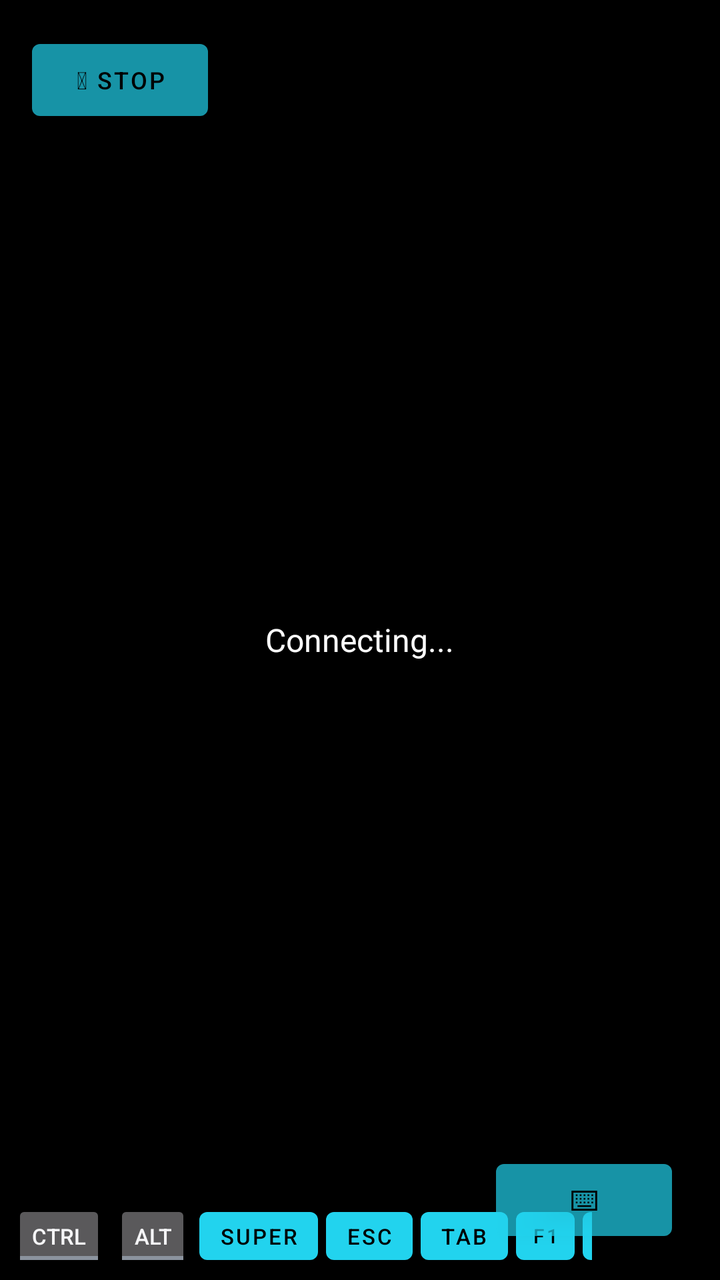
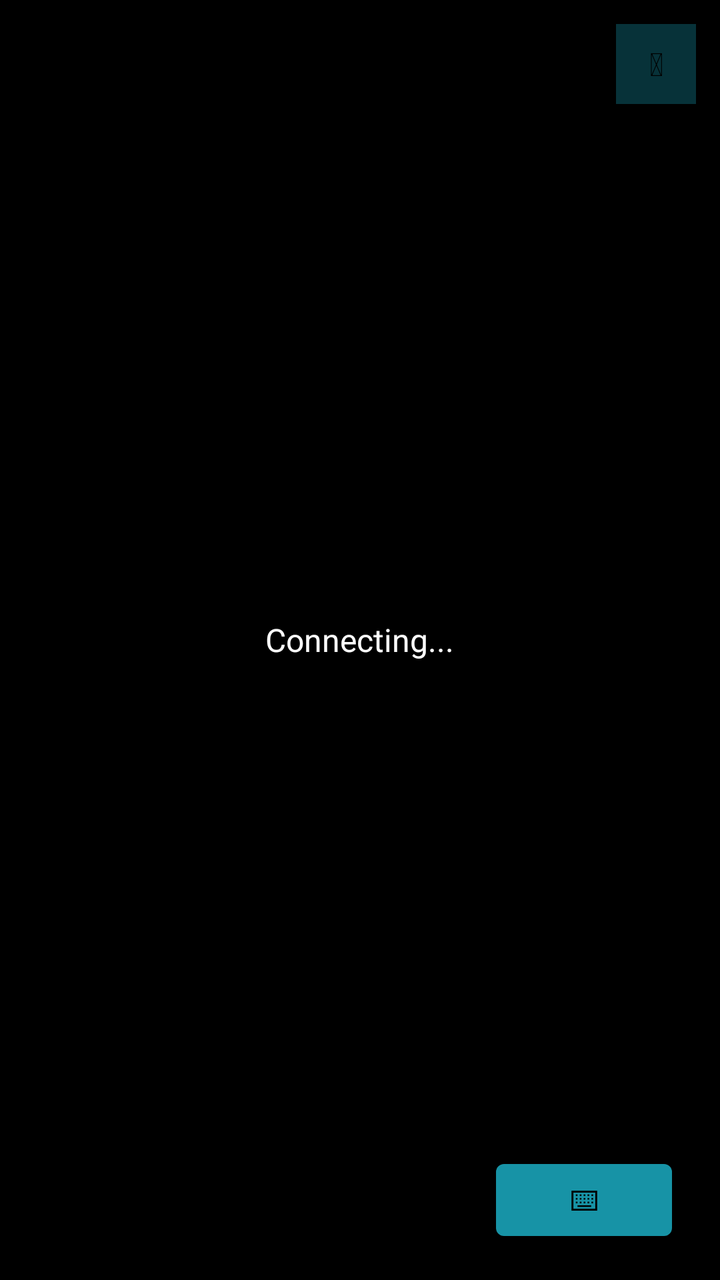

Two renders of the same Android screen: before a commit and after it. Below are the layout's source before the change and the commit's diff.
<!-- AndroidManifest.xml: application theme Theme.EZBox -->
<!-- res/layout/activity_vnc.xml -->
<?xml version="1.0" encoding="utf-8"?>
<FrameLayout xmlns:android="http://schemas.android.com/apk/res/android"
    android:layout_width="match_parent"
    android:layout_height="match_parent"
    android:background="#000000"
    android:fitsSystemWindows="true">

    <ImageView android:id="@+id/vncScreen" android:layout_width="match_parent" android:layout_height="match_parent" android:scaleType="fitCenter" />

    <TextView android:id="@+id/vncStatus" android:layout_width="wrap_content" android:layout_height="wrap_content" android:layout_gravity="center" android:textColor="#FFFFFF" android:textSize="16sp" android:text="Connecting..." />

    <Button
        android:id="@+id/btnStopDesktop"
        android:layout_width="wrap_content"
        android:layout_height="wrap_content"
        android:layout_gravity="top|start"
        android:layout_margin="16dp"
        android:alpha="0.7"
        android:textSize="12sp"
        android:paddingStart="12dp"
        android:paddingEnd="12dp"
        android:text="⏻ Stop" />

    <HorizontalScrollView
        android:id="@+id/extraKeysBar"
        android:layout_width="match_parent"
        android:layout_height="44dp"
        android:layout_gravity="bottom|start"
        android:layout_marginEnd="64dp"
        android:background="#99000000"
        android:scrollbars="none">
        <LinearLayout android:layout_width="wrap_content" android:layout_height="match_parent" android:orientation="horizontal" android:gravity="center_vertical" android:padding="4dp">
            <ToggleButton android:id="@+id/btnCtrl" android:layout_width="wrap_content" android:layout_height="36dp" android:minWidth="0dp" android:minHeight="0dp" android:paddingStart="10dp" android:paddingEnd="10dp" android:textSize="11sp" android:textOn="Ctrl" android:textOff="Ctrl" android:layout_margin="2dp" />
            <ToggleButton android:id="@+id/btnAlt" android:layout_width="wrap_content" android:layout_height="36dp" android:minWidth="0dp" android:minHeight="0dp" android:paddingStart="10dp" android:paddingEnd="10dp" android:textSize="11sp" android:textOn="Alt" android:textOff="Alt" android:layout_margin="2dp" />
            <Button android:id="@+id/btnSuper" android:layout_width="wrap_content" android:layout_height="36dp" android:minWidth="0dp" android:minHeight="0dp" android:paddingStart="10dp" android:paddingEnd="10dp" android:textSize="11sp" android:text="Super" android:layout_margin="2dp" />
            <Button android:id="@+id/btnEsc" android:layout_width="wrap_content" android:layout_height="36dp" android:minWidth="0dp" android:minHeight="0dp" android:paddingStart="10dp" android:paddingEnd="10dp" android:textSize="11sp" android:text="Esc" android:layout_margin="2dp" />
            <Button android:id="@+id/btnTab" android:layout_width="wrap_content" android:layout_height="36dp" android:minWidth="0dp" android:minHeight="0dp" android:paddingStart="10dp" android:paddingEnd="10dp" android:textSize="11sp" android:text="Tab" android:layout_margin="2dp" />
            <Button android:id="@+id/btnF1" android:layout_width="wrap_content" android:layout_height="36dp" android:minWidth="0dp" android:minHeight="0dp" android:paddingStart="8dp" android:paddingEnd="8dp" android:textSize="10sp" android:text="F1" android:layout_margin="2dp" />
            <Button android:id="@+id/btnF2" android:layout_width="wrap_content" android:layout_height="36dp" android:minWidth="0dp" android:minHeight="0dp" android:paddingStart="8dp" android:paddingEnd="8dp" android:textSize="10sp" android:text="F2" android:layout_margin="2dp" />
            <Button android:id="@+id/btnF3" android:layout_width="wrap_content" android:layout_height="36dp" android:minWidth="0dp" android:minHeight="0dp" android:paddingStart="8dp" android:paddingEnd="8dp" android:textSize="10sp" android:text="F3" android:layout_margin="2dp" />
            <Button android:id="@+id/btnF4" android:layout_width="wrap_content" android:layout_height="36dp" android:minWidth="0dp" android:minHeight="0dp" android:paddingStart="8dp" android:paddingEnd="8dp" android:textSize="10sp" android:text="F4" android:layout_margin="2dp" />
            <Button android:id="@+id/btnHome" android:layout_width="wrap_content" android:layout_height="36dp" android:minWidth="0dp" android:minHeight="0dp" android:paddingStart="8dp" android:paddingEnd="8dp" android:textSize="10sp" android:text="Home" android:layout_margin="2dp" />
            <Button android:id="@+id/btnEnd" android:layout_width="wrap_content" android:layout_height="36dp" android:minWidth="0dp" android:minHeight="0dp" android:paddingStart="8dp" android:paddingEnd="8dp" android:textSize="10sp" android:text="End" android:layout_margin="2dp" />
            <Button android:id="@+id/btnPgUp" android:layout_width="wrap_content" android:layout_height="36dp" android:minWidth="0dp" android:minHeight="0dp" android:paddingStart="8dp" android:paddingEnd="8dp" android:textSize="10sp" android:text="PgUp" android:layout_margin="2dp" />
            <Button android:id="@+id/btnPgDn" android:layout_width="wrap_content" android:layout_height="36dp" android:minWidth="0dp" android:minHeight="0dp" android:paddingStart="8dp" android:paddingEnd="8dp" android:textSize="10sp" android:text="PgDn" android:layout_margin="2dp" />
            <Button android:id="@+id/btnDel" android:layout_width="wrap_content" android:layout_height="36dp" android:minWidth="0dp" android:minHeight="0dp" android:paddingStart="8dp" android:paddingEnd="8dp" android:textSize="10sp" android:text="Del" android:layout_margin="2dp" />
            <LinearLayout android:layout_width="wrap_content" android:layout_height="match_parent" android:orientation="vertical" android:gravity="center" android:layout_margin="2dp">
                <Button android:id="@+id/btnUp" android:layout_width="34dp" android:layout_height="18dp" android:minWidth="0dp" android:minHeight="0dp" android:padding="0dp" android:textSize="9sp" android:text="↑" />
                <LinearLayout android:layout_width="wrap_content" android:layout_height="wrap_content" android:orientation="horizontal">
                    <Button android:id="@+id/btnLeft" android:layout_width="34dp" android:layout_height="18dp" android:minWidth="0dp" android:minHeight="0dp" android:padding="0dp" android:textSize="9sp" android:text="←" />
                    <Button android:id="@+id/btnDown" android:layout_width="34dp" android:layout_height="18dp" android:minWidth="0dp" android:minHeight="0dp" android:padding="0dp" android:textSize="9sp" android:text="↓" />
                    <Button android:id="@+id/btnRight" android:layout_width="34dp" android:layout_height="18dp" android:minWidth="0dp" android:minHeight="0dp" android:padding="0dp" android:textSize="9sp" android:text="→" />
                </LinearLayout>
            </LinearLayout>
            <Button android:id="@+id/btnClipboard" android:layout_width="36dp" android:layout_height="36dp" android:minWidth="0dp" android:minHeight="0dp" android:padding="0dp" android:textSize="14sp" android:text="📋" android:layout_margin="2dp" />
            <Button android:id="@+id/btnScreenshot" android:layout_width="36dp" android:layout_height="36dp" android:minWidth="0dp" android:minHeight="0dp" android:padding="0dp" android:textSize="14sp" android:text="📷" android:layout_margin="2dp" />
        </LinearLayout>
    </HorizontalScrollView>

    <EditText android:id="@+id/hiddenInput" android:layout_width="1dp" android:layout_height="1dp" android:layout_gravity="bottom|start" android:background="@android:color/transparent" android:textColor="@android:color/transparent" android:cursorVisible="false" android:inputType="textMultiLine" android:imeOptions="actionNone|flagNoExtractUi" />

    <Button
        android:id="@+id/btnToggleKeyboard"
        android:layout_width="wrap_content"
        android:layout_height="wrap_content"
        android:layout_gravity="bottom|end"
        android:layout_marginEnd="24dp"
        android:layout_marginBottom="16dp"
        android:alpha="0.7"
        android:text="⌨" />
</FrameLayout>
<!-- resources referenced by this layout -->
<resources>
  <style name="Theme.EZBox" parent="Theme.MaterialComponents.NoActionBar">
          <item name="android:windowBackground">@color/ezos_bg_black</item>
          <item name="colorPrimary">@color/ezos_accent</item>
          <item name="colorAccent">@color/ezos_accent</item>
          <item name="android:textColorPrimary">@color/ezos_text_primary</item>
          <item name="android:textColorSecondary">@color/ezos_text_secondary</item>
          <item name="bottomNavigationStyle">@style/EZBox.BottomNav</item>
      </style>
  <color name="ezos_bg_black">#000000</color>
  <color name="ezos_accent">#22D3EE</color>
  <color name="ezos_text_primary">#F5F5F7</color>
  <color name="ezos_text_secondary">#8B939E</color>
  <style name="EZBox.BottomNav" parent="Widget.MaterialComponents.BottomNavigationView">
          <item name="android:background">@color/ezos_card_bg</item>
          <item name="itemIconTint">@color/nav_icon_tint</item>
          <item name="itemTextColor">@color/nav_icon_tint</item>
          <item name="itemRippleColor">@color/ezos_accent</item>
          <item name="elevation">0dp</item>
      </style>
  <color name="ezos_card_bg">#121417</color>
</resources>

<!-- the commit's change to res/layout/activity_vnc.xml (unified diff, before → after) -->
@@ -11,15 +11,17 @@
 
     <Button
         android:id="@+id/btnStopDesktop"
-        android:layout_width="wrap_content"
-        android:layout_height="wrap_content"
-        android:layout_gravity="top|start"
-        android:layout_margin="16dp"
-        android:alpha="0.7"
-        android:textSize="12sp"
-        android:paddingStart="12dp"
-        android:paddingEnd="12dp"
-        android:text="⏻ Stop" />
+        android:layout_width="40dp"
+        android:layout_height="40dp"
+        android:layout_gravity="top|end"
+        android:layout_margin="12dp"
+        android:alpha="0.6"
+        android:textSize="16sp"
+        android:padding="0dp"
+        android:minWidth="0dp"
+        android:minHeight="0dp"
+        android:background="#66000000"
+        android:text="⏻" />
 
     <HorizontalScrollView
         android:id="@+id/extraKeysBar"
@@ -27,8 +29,9 @@
         android:layout_height="44dp"
         android:layout_gravity="bottom|start"
         android:layout_marginEnd="64dp"
-        android:background="#99000000"
-        android:scrollbars="none">
+        android:background="#CC000000"
+        android:scrollbars="none"
+        android:visibility="gone">
         <LinearLayout android:layout_width="wrap_content" android:layout_height="match_parent" android:orientation="horizontal" android:gravity="center_vertical" android:padding="4dp">
             <ToggleButton android:id="@+id/btnCtrl" android:layout_width="wrap_content" android:layout_height="36dp" android:minWidth="0dp" android:minHeight="0dp" android:paddingStart="10dp" android:paddingEnd="10dp" android:textSize="11sp" android:textOn="Ctrl" android:textOff="Ctrl" android:layout_margin="2dp" />
             <ToggleButton android:id="@+id/btnAlt" android:layout_width="wrap_content" android:layout_height="36dp" android:minWidth="0dp" android:minHeight="0dp" android:paddingStart="10dp" android:paddingEnd="10dp" android:textSize="11sp" android:textOn="Alt" android:textOff="Alt" android:layout_margin="2dp" />
